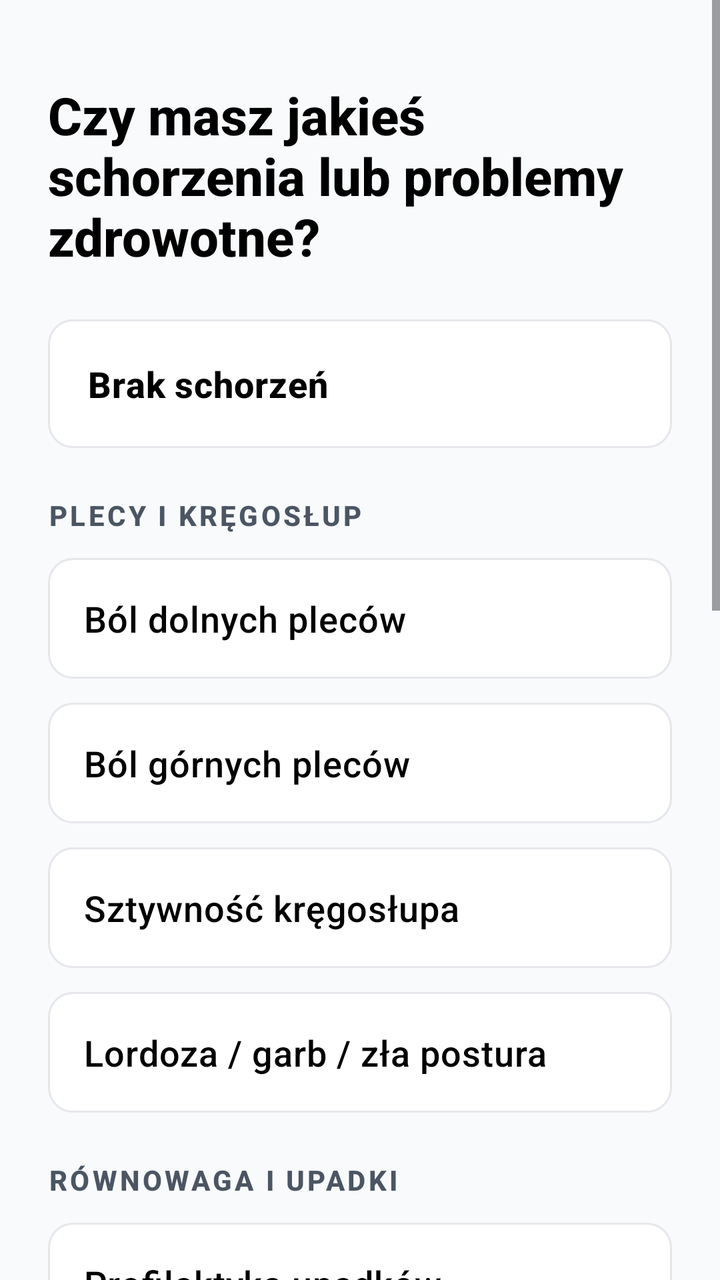
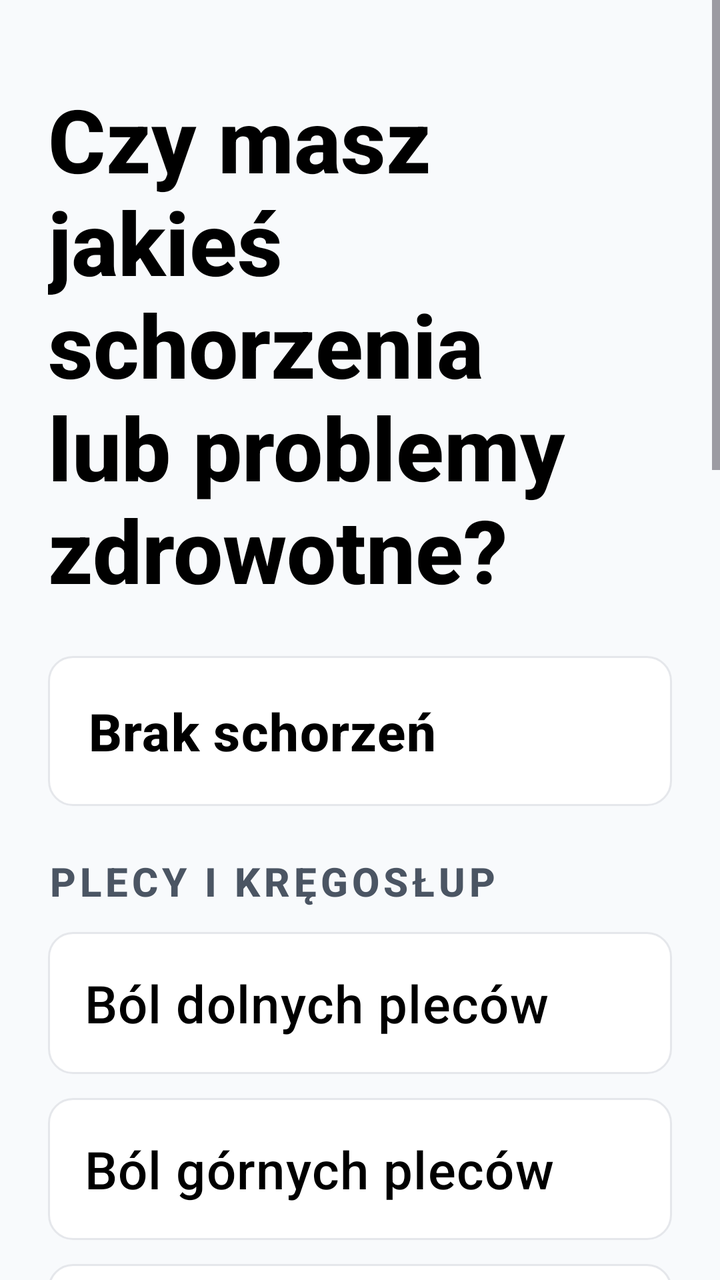

An Android layout rendered at two revisions. The XML below is the earlier revision; the diff shows what the commit changed to produce the second picture.
<!-- AndroidManifest.xml: application theme Theme.Fitnessapp -->
<!-- res/layout/item_onboarding_step5.xml -->
<?xml version="1.0" encoding="utf-8"?>
<ScrollView xmlns:android="http://schemas.android.com/apk/res/android"
    xmlns:app="http://schemas.android.com/apk/res-auto"
    android:layout_width="match_parent"
    android:layout_height="match_parent"
    android:fillViewport="true">

    <LinearLayout
        android:id="@+id/conditions_container"
        android:layout_width="match_parent"
        android:layout_height="wrap_content"
        android:orientation="vertical"
        android:padding="24dp">

        <TextView
            android:layout_width="match_parent"
            android:layout_height="wrap_content"
            android:layout_marginTop="16dp"
            android:layout_marginBottom="24dp"
            android:text="Czy masz jakieś schorzenia lub problemy zdrowotne?"
            android:textColor="@color/black"
            android:textSize="26sp"
            android:textStyle="bold" />

        <CheckBox
            android:id="@+id/cb_no_conditions"
            android:layout_width="match_parent"
            android:layout_height="wrap_content"
            android:layout_marginBottom="24dp"
            android:background="@drawable/bg_checkbox_onboarding"
            android:button="@null"
            android:padding="20dp"
            android:text="@string/onboarding_no_conditions"
            android:textColor="@color/black"
            android:textSize="18sp"
            android:textStyle="bold" />

        
        <TextView
            android:layout_width="wrap_content"
            android:layout_height="wrap_content"
            android:layout_marginBottom="12dp"
            android:text="@string/group_back"
            android:textColor="@color/gray_text"
            android:textSize="14sp"
            android:textAllCaps="true"
            android:letterSpacing="0.1"
            android:textStyle="bold" />

        <CheckBox android:id="@+id/cb_low_back_pain" android:layout_width="match_parent" android:layout_height="wrap_content" android:layout_marginBottom="12dp" android:background="@drawable/bg_checkbox_onboarding" android:button="@null" android:padding="18dp" android:text="@string/cond_low_back_pain" android:textSize="18sp" android:textColor="@color/black" />
        <CheckBox android:id="@+id/cb_upper_back_pain" android:layout_width="match_parent" android:layout_height="wrap_content" android:layout_marginBottom="12dp" android:background="@drawable/bg_checkbox_onboarding" android:button="@null" android:padding="18dp" android:text="@string/cond_upper_back_pain" android:textSize="18sp" android:textColor="@color/black" />
        <CheckBox android:id="@+id/cb_spine_stiffness" android:layout_width="match_parent" android:layout_height="wrap_content" android:layout_marginBottom="12dp" android:background="@drawable/bg_checkbox_onboarding" android:button="@null" android:padding="18dp" android:text="@string/cond_spine_stiffness" android:textSize="18sp" android:textColor="@color/black" />
        <CheckBox android:id="@+id/cb_bad_posture" android:layout_width="match_parent" android:layout_height="wrap_content" android:layout_marginBottom="24dp" android:background="@drawable/bg_checkbox_onboarding" android:button="@null" android:padding="18dp" android:text="@string/cond_bad_posture" android:textSize="18sp" android:textColor="@color/black" />

        
        <TextView
            android:layout_width="wrap_content"
            android:layout_height="wrap_content"
            android:layout_marginBottom="12dp"
            android:text="@string/group_balance"
            android:textColor="@color/gray_text"
            android:textSize="14sp"
            android:textAllCaps="true"
            android:letterSpacing="0.1"
            android:textStyle="bold" />

        <CheckBox android:id="@+id/cb_fall_prevention" android:layout_width="match_parent" android:layout_height="wrap_content" android:layout_marginBottom="12dp" android:background="@drawable/bg_checkbox_onboarding" android:button="@null" android:padding="18dp" android:text="@string/cond_fall_prevention" android:textSize="18sp" android:textColor="@color/black" />
        <CheckBox android:id="@+id/cb_balance_issues" android:layout_width="match_parent" android:layout_height="wrap_content" android:layout_marginBottom="12dp" android:background="@drawable/bg_checkbox_onboarding" android:button="@null" android:padding="18dp" android:text="@string/cond_balance_issues" android:textSize="18sp" android:textColor="@color/black" />
        <CheckBox android:id="@+id/cb_balance_disorders" android:layout_width="match_parent" android:layout_height="wrap_content" android:layout_marginBottom="12dp" android:background="@drawable/bg_checkbox_onboarding" android:button="@null" android:padding="18dp" android:text="@string/cond_balance_disorders" android:textSize="18sp" android:textColor="@color/black" />
        <CheckBox android:id="@+id/cb_dizziness" android:layout_width="match_parent" android:layout_height="wrap_content" android:layout_marginBottom="24dp" android:background="@drawable/bg_checkbox_onboarding" android:button="@null" android:padding="18dp" android:text="@string/cond_dizziness" android:textSize="18sp" android:textColor="@color/black" />

        
        <TextView
            android:layout_width="wrap_content"
            android:layout_height="wrap_content"
            android:layout_marginBottom="12dp"
            android:text="@string/group_joints"
            android:textColor="@color/gray_text"
            android:textSize="14sp"
            android:textAllCaps="true"
            android:letterSpacing="0.1"
            android:textStyle="bold" />

        <CheckBox android:id="@+id/cb_arthritis" android:layout_width="match_parent" android:layout_height="wrap_content" android:layout_marginBottom="12dp" android:background="@drawable/bg_checkbox_onboarding" android:button="@null" android:padding="18dp" android:text="@string/cond_arthritis" android:textSize="18sp" android:textColor="@color/black" />
        <CheckBox android:id="@+id/cb_knee_pain" android:layout_width="match_parent" android:layout_height="wrap_content" android:layout_marginBottom="12dp" android:background="@drawable/bg_checkbox_onboarding" android:button="@null" android:padding="18dp" android:text="@string/cond_knee_pain" android:textSize="18sp" android:textColor="@color/black" />
        <CheckBox android:id="@+id/cb_osteoporosis" android:layout_width="match_parent" android:layout_height="wrap_content" android:layout_marginBottom="12dp" android:background="@drawable/bg_checkbox_onboarding" android:button="@null" android:padding="18dp" android:text="@string/cond_osteoporosis" android:textSize="18sp" android:textColor="@color/black" />
        <CheckBox android:id="@+id/cb_hip_pain" android:layout_width="match_parent" android:layout_height="wrap_content" android:layout_marginBottom="12dp" android:background="@drawable/bg_checkbox_onboarding" android:button="@null" android:padding="18dp" android:text="@string/cond_hip_pain" android:textSize="18sp" android:textColor="@color/black" />
        <CheckBox android:id="@+id/cb_ankle_pain" android:layout_width="match_parent" android:layout_height="wrap_content" android:layout_marginBottom="24dp" android:background="@drawable/bg_checkbox_onboarding" android:button="@null" android:padding="18dp" android:text="@string/cond_ankle_pain" android:textSize="18sp" android:textColor="@color/black" />

    </LinearLayout>
</ScrollView>
<!-- resources referenced by this layout -->
<resources>
  <color name="black">#FF000000</color>
  <color name="gray_text">#4B5563</color>
  <!-- drawable bg_checkbox_onboarding (drawable) -->
  <?xml version="1.0" encoding="utf-8"?>
  <selector xmlns:android="http://schemas.android.com/apk/res/android">
      <item android:state_checked="true">
          <shape>
              <solid android:color="#EBF2FF" />
              <stroke android:width="2dp" android:color="@color/blue_primary" />
              <corners android:radius="12dp" />
          </shape>
      </item>
      <item>
          <shape>
              <solid android:color="@color/white" />
              <stroke android:width="1dp" android:color="#E5E7EB" />
              <corners android:radius="12dp" />
          </shape>
      </item>
  </selector>
  <string name="cond_ankle_pain">Ból kostek</string>
  <string name="cond_arthritis">Zapalenie stawów</string>
  <string name="cond_bad_posture">Lordoza / garb / zła postura</string>
  <string name="cond_balance_disorders">Zaburzenia równowagi</string>
  <string name="cond_balance_issues">Problemy z równowagą</string>
  <string name="cond_dizziness">Zawroty głowy</string>
  <string name="cond_fall_prevention">Profilaktyka upadków</string>
  <string name="cond_hip_pain">Ból bioder</string>
  <string name="cond_knee_pain">Ból kolan</string>
  <string name="cond_low_back_pain">Ból dolnych pleców</string>
  <string name="cond_osteoporosis">Osteoporoza</string>
  <string name="cond_spine_stiffness">Sztywność kręgosłupa</string>
  <string name="cond_upper_back_pain">Ból górnych pleców</string>
  <string name="group_back">Plecy i kręgosłup</string>
  <string name="group_balance">Równowaga i upadki</string>
  <string name="group_joints">Stawy i kości</string>
  <string name="onboarding_no_conditions">Brak schorzeń</string>
  <style name="Theme.Fitnessapp" parent="Base.Theme.Fitnessapp" />
  <color name="blue_primary">#2563EB</color>
  <color name="white">#FFFFFFFF</color>
  <style name="Base.Theme.Fitnessapp" parent="Theme.Material3.Light.NoActionBar">
          
          <item name="android:fontFamily">sans-serif-medium</item>
          <item name="android:textAllCaps">false</item>
          <item name="android:textColor">#0F172A</item>
          <item name="android:windowBackground">#F8FAFC</item>
      </style>
</resources>

<!-- the commit's change to res/layout/item_onboarding_step5.xml (unified diff, before → after) -->
@@ -19,7 +19,7 @@
             android:layout_marginBottom="24dp"
             android:text="Czy masz jakieś schorzenia lub problemy zdrowotne?"
             android:textColor="@color/black"
-            android:textSize="26sp"
+            android:textSize="44sp"
             android:textStyle="bold" />
 
         <CheckBox
@@ -32,7 +32,7 @@
             android:padding="20dp"
             android:text="@string/onboarding_no_conditions"
             android:textColor="@color/black"
-            android:textSize="18sp"
+            android:textSize="26sp"
             android:textStyle="bold" />
 
         
@@ -42,15 +42,15 @@
             android:layout_marginBottom="12dp"
             android:text="@string/group_back"
             android:textColor="@color/gray_text"
-            android:textSize="14sp"
+            android:textSize="20sp"
             android:textAllCaps="true"
             android:letterSpacing="0.1"
             android:textStyle="bold" />
 
-        <CheckBox android:id="@+id/cb_low_back_pain" android:layout_width="match_parent" android:layout_height="wrap_content" android:layout_marginBottom="12dp" android:background="@drawable/bg_checkbox_onboarding" android:button="@null" android:padding="18dp" android:text="@string/cond_low_back_pain" android:textSize="18sp" android:textColor="@color/black" />
-        <CheckBox android:id="@+id/cb_upper_back_pain" android:layout_width="match_parent" android:layout_height="wrap_content" android:layout_marginBottom="12dp" android:background="@drawable/bg_checkbox_onboarding" android:button="@null" android:padding="18dp" android:text="@string/cond_upper_back_pain" android:textSize="18sp" android:textColor="@color/black" />
-        <CheckBox android:id="@+id/cb_spine_stiffness" android:layout_width="match_parent" android:layout_height="wrap_content" android:layout_marginBottom="12dp" android:background="@drawable/bg_checkbox_onboarding" android:button="@null" android:padding="18dp" android:text="@string/cond_spine_stiffness" android:textSize="18sp" android:textColor="@color/black" />
-        <CheckBox android:id="@+id/cb_bad_posture" android:layout_width="match_parent" android:layout_height="wrap_content" android:layout_marginBottom="24dp" android:background="@drawable/bg_checkbox_onboarding" android:button="@null" android:padding="18dp" android:text="@string/cond_bad_posture" android:textSize="18sp" android:textColor="@color/black" />
+        <CheckBox android:id="@+id/cb_low_back_pain" android:layout_width="match_parent" android:layout_height="wrap_content" android:layout_marginBottom="12dp" android:background="@drawable/bg_checkbox_onboarding" android:button="@null" android:padding="18dp" android:text="@string/cond_low_back_pain" android:textSize="26sp" android:textColor="@color/black" />
+        <CheckBox android:id="@+id/cb_upper_back_pain" android:layout_width="match_parent" android:layout_height="wrap_content" android:layout_marginBottom="12dp" android:background="@drawable/bg_checkbox_onboarding" android:button="@null" android:padding="18dp" android:text="@string/cond_upper_back_pain" android:textSize="26sp" android:textColor="@color/black" />
+        <CheckBox android:id="@+id/cb_spine_stiffness" android:layout_width="match_parent" android:layout_height="wrap_content" android:layout_marginBottom="12dp" android:background="@drawable/bg_checkbox_onboarding" android:button="@null" android:padding="18dp" android:text="@string/cond_spine_stiffness" android:textSize="26sp" android:textColor="@color/black" />
+        <CheckBox android:id="@+id/cb_bad_posture" android:layout_width="match_parent" android:layout_height="wrap_content" android:layout_marginBottom="24dp" android:background="@drawable/bg_checkbox_onboarding" android:button="@null" android:padding="18dp" android:text="@string/cond_bad_posture" android:textSize="26sp" android:textColor="@color/black" />
 
         
         <TextView
@@ -59,15 +59,15 @@
             android:layout_marginBottom="12dp"
             android:text="@string/group_balance"
             android:textColor="@color/gray_text"
-            android:textSize="14sp"
+            android:textSize="20sp"
             android:textAllCaps="true"
             android:letterSpacing="0.1"
             android:textStyle="bold" />
 
-        <CheckBox android:id="@+id/cb_fall_prevention" android:layout_width="match_parent" android:layout_height="wrap_content" android:layout_marginBottom="12dp" android:background="@drawable/bg_checkbox_onboarding" android:button="@null" android:padding="18dp" android:text="@string/cond_fall_prevention" android:textSize="18sp" android:textColor="@color/black" />
-        <CheckBox android:id="@+id/cb_balance_issues" android:layout_width="match_parent" android:layout_height="wrap_content" android:layout_marginBottom="12dp" android:background="@drawable/bg_checkbox_onboarding" android:button="@null" android:padding="18dp" android:text="@string/cond_balance_issues" android:textSize="18sp" android:textColor="@color/black" />
-        <CheckBox android:id="@+id/cb_balance_disorders" android:layout_width="match_parent" android:layout_height="wrap_content" android:layout_marginBottom="12dp" android:background="@drawable/bg_checkbox_onboarding" android:button="@null" android:padding="18dp" android:text="@string/cond_balance_disorders" android:textSize="18sp" android:textColor="@color/black" />
-        <CheckBox android:id="@+id/cb_dizziness" android:layout_width="match_parent" android:layout_height="wrap_content" android:layout_marginBottom="24dp" android:background="@drawable/bg_checkbox_onboarding" android:button="@null" android:padding="18dp" android:text="@string/cond_dizziness" android:textSize="18sp" android:textColor="@color/black" />
+        <CheckBox android:id="@+id/cb_fall_prevention" android:layout_width="match_parent" android:layout_height="wrap_content" android:layout_marginBottom="12dp" android:background="@drawable/bg_checkbox_onboarding" android:button="@null" android:padding="18dp" android:text="@string/cond_fall_prevention" android:textSize="26sp" android:textColor="@color/black" />
+        <CheckBox android:id="@+id/cb_balance_issues" android:layout_width="match_parent" android:layout_height="wrap_content" android:layout_marginBottom="12dp" android:background="@drawable/bg_checkbox_onboarding" android:button="@null" android:padding="18dp" android:text="@string/cond_balance_issues" android:textSize="26sp" android:textColor="@color/black" />
+        <CheckBox android:id="@+id/cb_balance_disorders" android:layout_width="match_parent" android:layout_height="wrap_content" android:layout_marginBottom="12dp" android:background="@drawable/bg_checkbox_onboarding" android:button="@null" android:padding="18dp" android:text="@string/cond_balance_disorders" android:textSize="26sp" android:textColor="@color/black" />
+        <CheckBox android:id="@+id/cb_dizziness" android:layout_width="match_parent" android:layout_height="wrap_content" android:layout_marginBottom="24dp" android:background="@drawable/bg_checkbox_onboarding" android:button="@null" android:padding="18dp" android:text="@string/cond_dizziness" android:textSize="26sp" android:textColor="@color/black" />
 
         
         <TextView
@@ -76,16 +76,16 @@
             android:layout_marginBottom="12dp"
             android:text="@string/group_joints"
             android:textColor="@color/gray_text"
-            android:textSize="14sp"
+            android:textSize="20sp"
             android:textAllCaps="true"
             android:letterSpacing="0.1"
             android:textStyle="bold" />
 
-        <CheckBox android:id="@+id/cb_arthritis" android:layout_width="match_parent" android:layout_height="wrap_content" android:layout_marginBottom="12dp" android:background="@drawable/bg_checkbox_onboarding" android:button="@null" android:padding="18dp" android:text="@string/cond_arthritis" android:textSize="18sp" android:textColor="@color/black" />
-        <CheckBox android:id="@+id/cb_knee_pain" android:layout_width="match_parent" android:layout_height="wrap_content" android:layout_marginBottom="12dp" android:background="@drawable/bg_checkbox_onboarding" android:button="@null" android:padding="18dp" android:text="@string/cond_knee_pain" android:textSize="18sp" android:textColor="@color/black" />
-        <CheckBox android:id="@+id/cb_osteoporosis" android:layout_width="match_parent" android:layout_height="wrap_content" android:layout_marginBottom="12dp" android:background="@drawable/bg_checkbox_onboarding" android:button="@null" android:padding="18dp" android:text="@string/cond_osteoporosis" android:textSize="18sp" android:textColor="@color/black" />
-        <CheckBox android:id="@+id/cb_hip_pain" android:layout_width="match_parent" android:layout_height="wrap_content" android:layout_marginBottom="12dp" android:background="@drawable/bg_checkbox_onboarding" android:button="@null" android:padding="18dp" android:text="@string/cond_hip_pain" android:textSize="18sp" android:textColor="@color/black" />
-        <CheckBox android:id="@+id/cb_ankle_pain" android:layout_width="match_parent" android:layout_height="wrap_content" android:layout_marginBottom="24dp" android:background="@drawable/bg_checkbox_onboarding" android:button="@null" android:padding="18dp" android:text="@string/cond_ankle_pain" android:textSize="18sp" android:textColor="@color/black" />
+        <CheckBox android:id="@+id/cb_arthritis" android:layout_width="match_parent" android:layout_height="wrap_content" android:layout_marginBottom="12dp" android:background="@drawable/bg_checkbox_onboarding" android:button="@null" android:padding="18dp" android:text="@string/cond_arthritis" android:textSize="26sp" android:textColor="@color/black" />
+        <CheckBox android:id="@+id/cb_knee_pain" android:layout_width="match_parent" android:layout_height="wrap_content" android:layout_marginBottom="12dp" android:background="@drawable/bg_checkbox_onboarding" android:button="@null" android:padding="18dp" android:text="@string/cond_knee_pain" android:textSize="26sp" android:textColor="@color/black" />
+        <CheckBox android:id="@+id/cb_osteoporosis" android:layout_width="match_parent" android:layout_height="wrap_content" android:layout_marginBottom="12dp" android:background="@drawable/bg_checkbox_onboarding" android:button="@null" android:padding="18dp" android:text="@string/cond_osteoporosis" android:textSize="26sp" android:textColor="@color/black" />
+        <CheckBox android:id="@+id/cb_hip_pain" android:layout_width="match_parent" android:layout_height="wrap_content" android:layout_marginBottom="12dp" android:background="@drawable/bg_checkbox_onboarding" android:button="@null" android:padding="18dp" android:text="@string/cond_hip_pain" android:textSize="26sp" android:textColor="@color/black" />
+        <CheckBox android:id="@+id/cb_ankle_pain" android:layout_width="match_parent" android:layout_height="wrap_content" android:layout_marginBottom="24dp" android:background="@drawable/bg_checkbox_onboarding" android:button="@null" android:padding="18dp" android:text="@string/cond_ankle_pain" android:textSize="26sp" android:textColor="@color/black" />
 
     </LinearLayout>
 </ScrollView>
